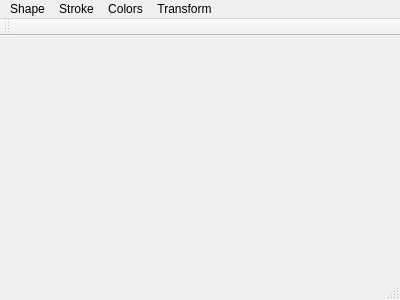
Above: Programming/xPaint/xPaint/xpaintwindow.ui from d-kunin/bsuir-cs before the change. Below: the same form after it.
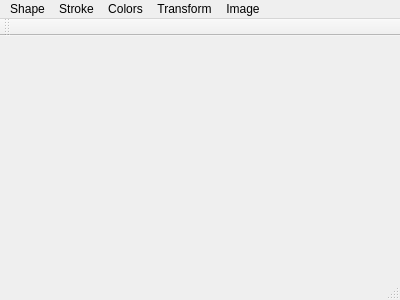
That is the form after the change.

Commit message: [PROG] Base image drawing.

```diff
--- a/Programming/xPaint/xPaint/xpaintwindow.ui
+++ b/Programming/xPaint/xPaint/xpaintwindow.ui
@@ -69,10 +69,17 @@
     <addaction name="actionRotate_CW"/>
     <addaction name="actionRotate_CCW"/>
    </widget>
+   <widget class="QMenu" name="menuImage">
+    <property name="title">
+     <string>Image</string>
+    </property>
+    <addaction name="actionLena"/>
+   </widget>
    <addaction name="menuSelect_Tool"/>
    <addaction name="menuStroke"/>
    <addaction name="menuColors"/>
    <addaction name="menuTransform"/>
+   <addaction name="menuImage"/>
   </widget>
   <widget class="QToolBar" name="mainToolBar">
    <attribute name="toolBarArea">
```
Left out of the diff: 5 changed lines with no effect on the pictures. The commit also changes 15 other files.
